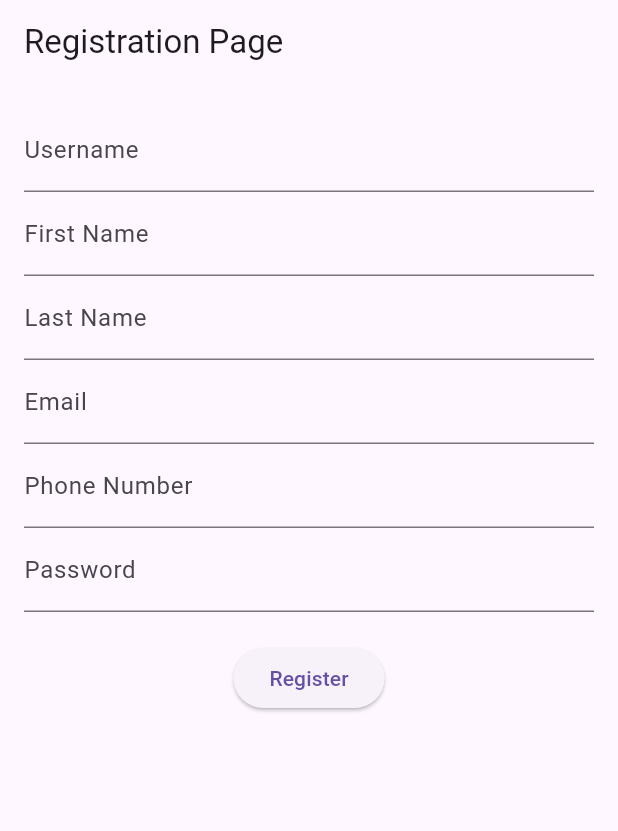
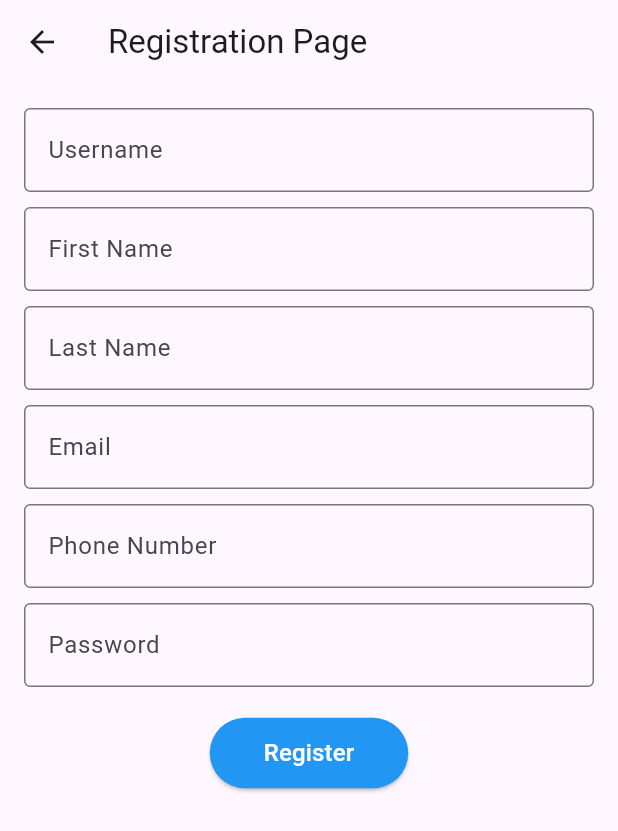
Before and after one commit to khaoulakanboua/demande_mobile, a Flutter app: the RegistrationPage screen opened directly, on a phone screen of 412 x 824 dp. Shown: the top 831 px of the screen. Run offline on Flutter 3.47's test engine with Material 3 defaults, Android fonts, the phone set to English and light mode, and no system bars; network calls fail.

Commit message:
design begin

```diff
--- a/lib/main.dart
+++ b/lib/main.dart
@@ -11,7 +11,7 @@
   @override
   Widget build(BuildContext context) {
     return  MaterialApp(
-      home: LoginPage(), // Change the home property to LoginPage
+      home: LoginPage(),
     );
   }
 }
--- a/lib/register.dart
+++ b/lib/register.dart
@@ -59,33 +59,63 @@
             children: [
               TextField(
                 controller: usernameController,
-                decoration: InputDecoration(labelText: 'Username'),
+                decoration: InputDecoration(
+                  labelText: 'Username',
+                  border: OutlineInputBorder(),
+                ),
               ),
+              SizedBox(height: 10),
               TextField(
                 controller: firstNameController,
-                decoration: InputDecoration(labelText: 'First Name'),
+                decoration: InputDecoration(
+                  labelText: 'First Name',
+                  border: OutlineInputBorder(),
+                ),
               ),
+              SizedBox(height: 10),
               TextField(
                 controller: lastNameController,
-                decoration: InputDecoration(labelText: 'Last Name'),
+                decoration: InputDecoration(
+                  labelText: 'Last Name',
+                  border: OutlineInputBorder(),
+                ),
               ),
+              SizedBox(height: 10),
               TextField(
                 controller: emailController,
-                decoration: InputDecoration(labelText: 'Email'),
+                decoration: InputDecoration(
+                  labelText: 'Email',
+                  border: OutlineInputBorder(),
+                ),
               ),
+              SizedBox(height: 10),
               TextField(
                 controller: phoneNumberController,
-                decoration: InputDecoration(labelText: 'Phone Number'),
+                decoration: InputDecoration(
+                  labelText: 'Phone Number',
+                  border: OutlineInputBorder(),
+                ),
               ),
+              SizedBox(height: 10),
               TextField(
                 controller: passwordController,
                 obscureText: true,
-                decoration: InputDecoration(labelText: 'Password'),
+                decoration: InputDecoration(
+                  labelText: 'Password',
+                  border: OutlineInputBorder(),
+                ),
               ),
               SizedBox(height: 20),
               ElevatedButton(
                 onPressed: () => registerUser(),
-                child: Text('Register'),
+                style: ElevatedButton.styleFrom(
+                  primary: Colors.blue, // Button color
+                  onPrimary: Colors.white, // Text color
+                ),
+                child: Padding(
+                  padding: const EdgeInsets.all(12.0),
+                  child: Text('Register', style: TextStyle(fontSize: 16)),
+                ),
               ),
             ],
           ),
```
Also changed, not shown: lib/login.dart (+19 -6 lines).
